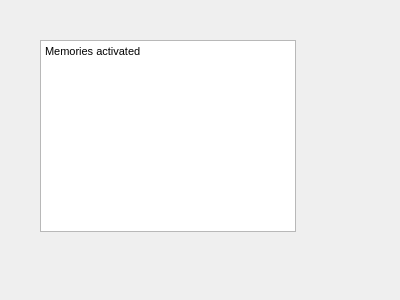
Qt form memorieswindow.ui (Sun-flow/ForgottenGUI) before a commit.
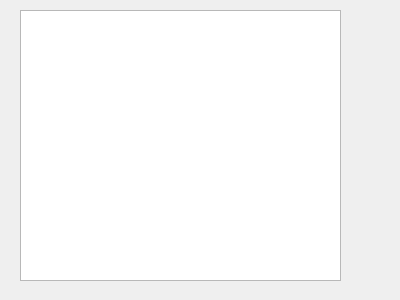
The same form after that commit.

Commit message: Memories file IO working

What changed in the file:
```diff
--- a/memorieswindow.ui
+++ b/memorieswindow.ui
@@ -13,21 +13,20 @@
   <property name="windowTitle">
    <string>Form</string>
   </property>
-  <widget class="QTextBrowser" name="textBrowser">
+  <widget class="QTextEdit" name="memoryText">
    <property name="geometry">
     <rect>
-     <x>40</x>
-     <y>40</y>
-     <width>256</width>
-     <height>192</height>
+     <x>20</x>
+     <y>10</y>
+     <width>321</width>
+     <height>271</height>
     </rect>
    </property>
    <property name="html">
     <string>&lt;!DOCTYPE HTML PUBLIC &quot;-//W3C//DTD HTML 4.0//EN&quot; &quot;http://www.w3.org/TR/REC-html40/strict.dtd&quot;&gt;
 &lt;html&gt;&lt;head&gt;&lt;meta name=&quot;qrichtext&quot; content=&quot;1&quot; /&gt;&lt;style type=&quot;text/css&quot;&gt;
 p, li { white-space: pre-wrap; }
-&lt;/style&gt;&lt;/head&gt;&lt;body style=&quot; font-family:'MS Shell Dlg 2'; font-size:8.25pt; font-weight:400; font-style:normal;&quot;&gt;
-&lt;p style=&quot; margin-top:0px; margin-bottom:0px; margin-left:0px; margin-right:0px; -qt-block-indent:0; text-indent:0px;&quot;&gt;Memories activated&lt;/p&gt;
+&lt;/style&gt;&lt;/head&gt;&lt;body style=&quot; font-family:'MS Shell Dlg 2'; font-size:7.8pt; font-weight:400; font-style:normal;&quot;&gt;
 &lt;p style=&quot;-qt-paragraph-type:empty; margin-top:0px; margin-bottom:0px; margin-left:0px; margin-right:0px; -qt-block-indent:0; text-indent:0px;&quot;&gt;&lt;br /&gt;&lt;/p&gt;&lt;/body&gt;&lt;/html&gt;</string>
    </property>
   </widget>
```
The commit also changes 7 other files.
